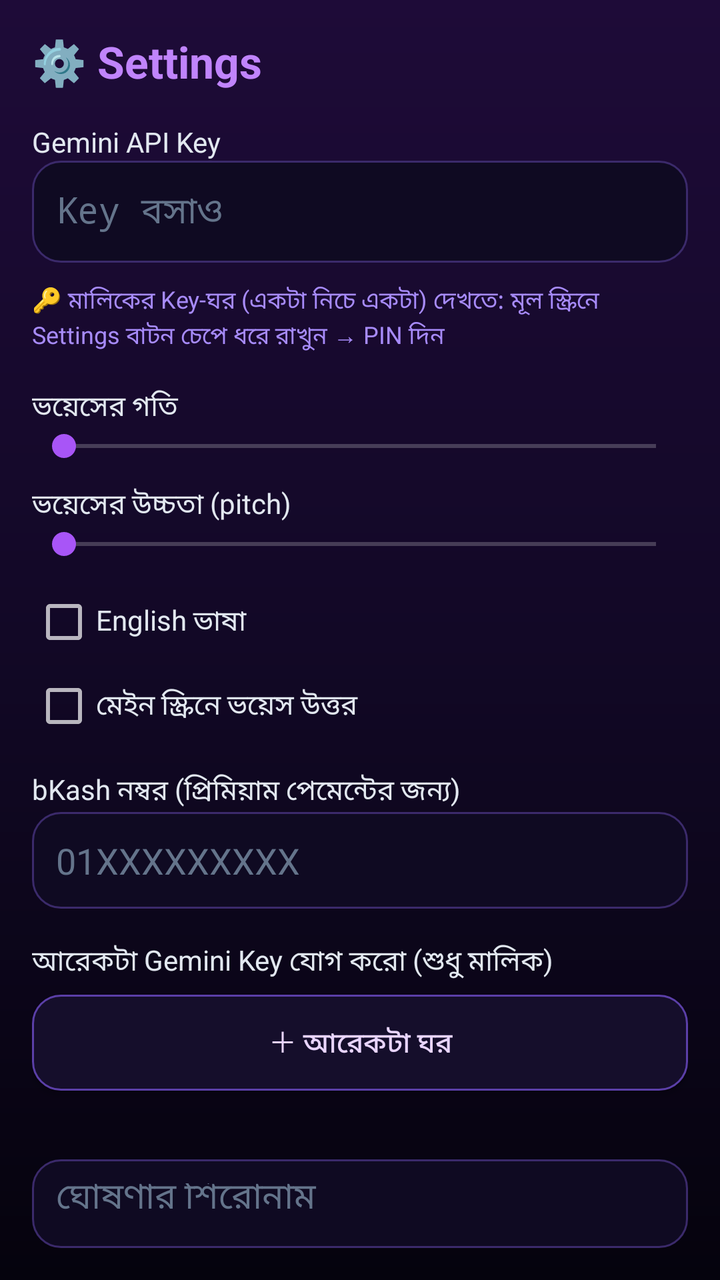
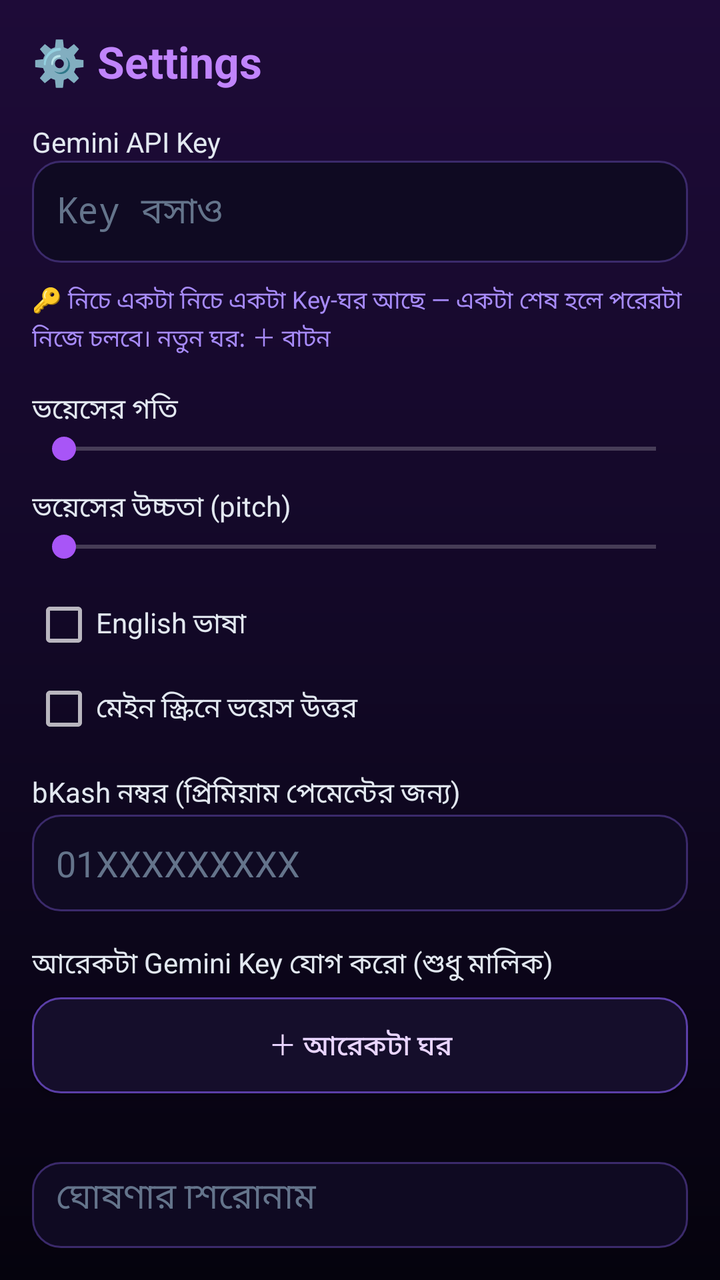

The first picture is an Android layout as it rendered before a commit; the second is the same layout after the commit. The layout source and the unified diff follow.
<!-- AndroidManifest.xml: application theme AppTheme -->
<!-- res/layout/activity_settings.xml -->
<?xml version="1.0" encoding="utf-8"?>
<LinearLayout xmlns:android="http://schemas.android.com/apk/res/android"
    android:layout_width="match_parent"
    android:layout_height="match_parent"
    android:background="@drawable/bg_main"
    android:orientation="vertical"
    android:padding="16dp">

    <TextView
        android:layout_width="match_parent"
        android:layout_height="wrap_content"
        android:text="⚙️ Settings"
        android:textColor="#C084FC"
        android:textSize="22sp"
        android:textStyle="bold" />

    <TextView
        android:layout_width="match_parent"
        android:layout_height="wrap_content"
        android:layout_marginTop="16dp"
        android:text="Gemini API Key"
        android:textColor="#E2E8F0" />

    <EditText
        android:id="@+id/setKey"
        android:layout_width="match_parent"
        android:layout_height="wrap_content"
        android:background="@drawable/bg_input"
        android:hint="Key বসাও"
        android:inputType="textPassword"
        android:padding="12dp"
        android:textColor="#E8F4FF"
        android:textColorHint="#64748B" />

    <TextView
        android:layout_width="match_parent"
        android:layout_height="wrap_content"
        android:layout_marginTop="10dp"
        android:text="🔑 মালিকের Key-ঘর (একটা নিচে একটা) দেখতে: মূল স্ক্রিনে Settings বাটন চেপে ধরে রাখুন → PIN দিন"
        android:textColor="#A78BFA"
        android:textSize="12sp" />

    <TextView
        android:layout_width="match_parent"
        android:layout_height="wrap_content"
        android:layout_marginTop="16dp"
        android:text="ভয়েসের গতি"
        android:textColor="#E2E8F0" />

    <SeekBar
        android:id="@+id/setSpeed"
        android:layout_width="match_parent"
        android:layout_height="wrap_content"
        android:max="20" />

    <TextView
        android:layout_width="match_parent"
        android:layout_height="wrap_content"
        android:layout_marginTop="10dp"
        android:text="ভয়েসের উচ্চতা (pitch)"
        android:textColor="#E2E8F0" />

    <SeekBar
        android:id="@+id/setPitch"
        android:layout_width="match_parent"
        android:layout_height="wrap_content"
        android:max="20" />

    <CheckBox
        android:id="@+id/setEnglish"
        android:layout_width="match_parent"
        android:layout_height="wrap_content"
        android:layout_marginTop="14dp"
        android:text="English ভাষা"
        android:textColor="#E2E8F0" />

    <CheckBox
        android:id="@+id/setMainVoice"
        android:layout_width="match_parent"
        android:layout_height="wrap_content"
        android:layout_marginTop="10dp"
        android:text="মেইন স্ক্রিনে ভয়েস উত্তর"
        android:textColor="#E2E8F0" />

    <TextView
        android:layout_width="match_parent"
        android:layout_height="wrap_content"
        android:layout_marginTop="16dp"
        android:text="bKash নম্বর (প্রিমিয়াম পেমেন্টের জন্য)"
        android:textColor="#E2E8F0" />

    <EditText
        android:id="@+id/setBkash"
        android:layout_width="match_parent"
        android:layout_height="wrap_content"
        android:background="@drawable/bg_input"
        android:hint="01XXXXXXXXX"
        android:inputType="phone"
        android:padding="12dp"
        android:textColor="#E8F4FF"
        android:textColorHint="#64748B" />

    <TextView
        android:id="@+id/setKeyLabel"
        android:layout_width="match_parent"
        android:layout_height="wrap_content"
        android:layout_marginTop="16dp"
        android:text="আরেকটা Gemini Key যোগ করো (শুধু মালিক)"
        android:textColor="#E2E8F0" />

    <LinearLayout
        android:id="@+id/setKeysList"
        android:layout_width="match_parent"
        android:layout_height="wrap_content"
        android:orientation="vertical" />

    <Button
        android:id="@+id/setAddKeyRow"
        android:layout_width="match_parent"
        android:layout_height="wrap_content"
        android:layout_marginTop="6dp"
        android:background="@drawable/btn_secondary"
        android:text="＋ আরেকটা ঘর"
        android:textColor="#E9D5FF" />

    <TextView
        android:id="@+id/setKeyCount"
        android:layout_width="match_parent"
        android:layout_height="wrap_content"
        android:layout_marginTop="8dp"
        android:textColor="#94A3B8"
        android:textSize="12sp" />

    <EditText
        android:id="@+id/setAnnounceTitle"
        android:layout_width="match_parent"
        android:layout_height="wrap_content"
        android:layout_marginTop="10dp"
        android:background="@drawable/bg_input"
        android:hint="ঘোষণার শিরোনাম"
        android:padding="12dp"
        android:textColor="#E8F4FF"
        android:textColorHint="#64748B" />

    <EditText
        android:id="@+id/setAnnounceBody"
        android:layout_width="match_parent"
        android:layout_height="wrap_content"
        android:layout_marginTop="6dp"
        android:background="@drawable/bg_input"
        android:hint="ঘোষণার লেখা"
        android:padding="12dp"
        android:textColor="#E8F4FF"
        android:textColorHint="#64748B" />

    <EditText
        android:id="@+id/setServerToken"
        android:layout_width="match_parent"
        android:layout_height="wrap_content"
        android:layout_marginTop="6dp"
        android:background="@drawable/bg_input"
        android:hint="সার্ভার টোকেন"
        android:inputType="textPassword"
        android:padding="12dp"
        android:textColor="#E8F4FF"
        android:textColorHint="#64748B" />

    <Button
        android:id="@+id/setSendAnnounce"
        android:layout_width="match_parent"
        android:layout_height="wrap_content"
        android:layout_marginTop="6dp"
        android:background="@drawable/btn_primary"
        android:text="📢 ঘোষণা পাঠাও"
        android:textColor="#FFFFFF" />

    <Button
        android:id="@+id/setClearKeys"
        android:layout_width="match_parent"
        android:layout_height="wrap_content"
        android:layout_marginTop="8dp"
        android:background="@drawable/btn_secondary"
        android:text="সব Key মুছো"
        android:textColor="#E9D5FF" />

    <Button
        android:id="@+id/setSave"
        android:layout_width="match_parent"
        android:layout_height="wrap_content"
        android:layout_marginTop="18dp"
        android:background="@drawable/btn_primary"
        android:text="সেভ করো"
        android:textColor="#FFFFFF"
        android:textStyle="bold" />

    <TextView
        android:id="@+id/setInfo"
        android:layout_width="match_parent"
        android:layout_height="wrap_content"
        android:layout_marginTop="14dp"
        android:textColor="#94A3B8"
        android:textSize="12sp" />
</LinearLayout>
<!-- resources referenced by this layout -->
<resources>
  <!-- drawable bg_input (drawable) -->
  <?xml version="1.0" encoding="utf-8"?>
  <shape xmlns:android="http://schemas.android.com/apk/res/android" android:shape="rectangle">
      <corners android:radius="14dp" />
      <solid android:color="#0F0A22" />
      <stroke android:width="1dp" android:color="#3B2A6B" />
  </shape>
  <!-- drawable bg_main (drawable) -->
  <?xml version="1.0" encoding="utf-8"?>
  <shape xmlns:android="http://schemas.android.com/apk/res/android" android:shape="rectangle">
      <gradient
          android:angle="270"
          android:startColor="#1E0B38"
          android:centerColor="#120826"
          android:endColor="#05030D" />
  </shape>
  <!-- drawable btn_primary (drawable) -->
  <?xml version="1.0" encoding="utf-8"?>
  <shape xmlns:android="http://schemas.android.com/apk/res/android" android:shape="rectangle">
      <corners android:radius="28dp" />
      <gradient android:startColor="#D8B4FE" android:endColor="#9333EA" android:angle="0" />
      <stroke android:width="1.5dp" android:color="#E9D5FF" />
  </shape>
  <!-- drawable btn_secondary (drawable) -->
  <?xml version="1.0" encoding="utf-8"?>
  <shape xmlns:android="http://schemas.android.com/apk/res/android" android:shape="rectangle">
      <corners android:radius="14dp" />
      <solid android:color="#150E2B" />
      <stroke android:width="1dp" android:color="#5B3FA8" />
  </shape>
  <style name="AppTheme" parent="android:Theme.Material.NoActionBar">
          <item name="android:windowBackground">#05030D</item>
          <item name="android:colorAccent">#A855F7</item>
          <item name="android:statusBarColor">#05030D</item>
          <item name="android:navigationBarColor">#05030D</item>
          <item name="android:windowLightStatusBar">false</item>
      </style>
</resources>

<!-- the commit's change to res/layout/activity_settings.xml (unified diff, before → after) -->
@@ -36,7 +36,7 @@
         android:layout_width="match_parent"
         android:layout_height="wrap_content"
         android:layout_marginTop="10dp"
-        android:text="🔑 মালিকের Key-ঘর (একটা নিচে একটা) দেখতে: মূল স্ক্রিনে Settings বাটন চেপে ধরে রাখুন → PIN দিন"
+        android:text="🔑 নিচে একটা নিচে একটা Key-ঘর আছে — একটা শেষ হলে পরেরটা নিজে চলবে। নতুন ঘর: ＋ বাটন"
         android:textColor="#A78BFA"
         android:textSize="12sp" />
 
@@ -182,6 +182,17 @@
         android:background="@drawable/btn_secondary"
         android:text="সব Key মুছো"
         android:textColor="#E9D5FF" />
+
+    <Button
+        android:id="@+id/setStatusBtn"
+        android:layout_width="match_parent"
+        android:layout_height="wrap_content"
+        android:layout_marginTop="14dp"
+        android:background="@drawable/btn_secondary"
+        android:padding="12dp"
+        android:text="🔔 নোটিফিকেশন ও অবস্থা"
+        android:textColor="#E8F4FF"
+        android:textSize="15sp" />
 
     <Button
         android:id="@+id/setSave"
